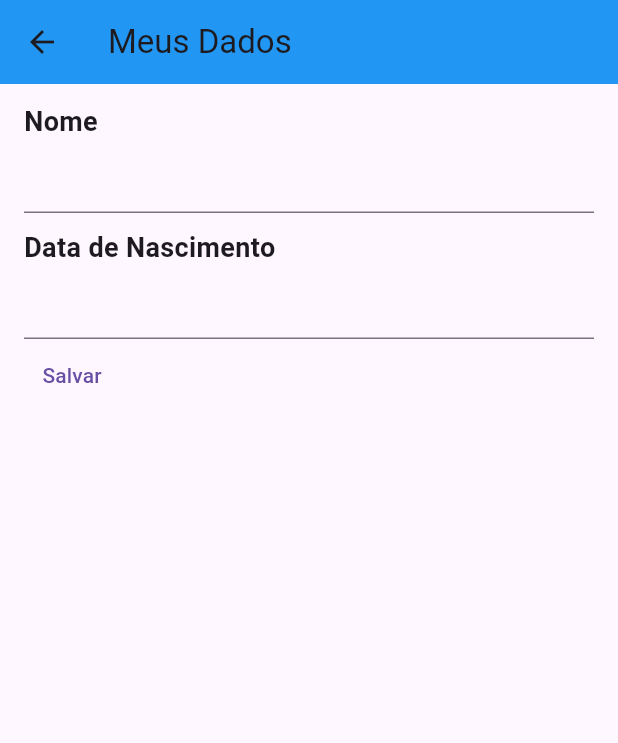
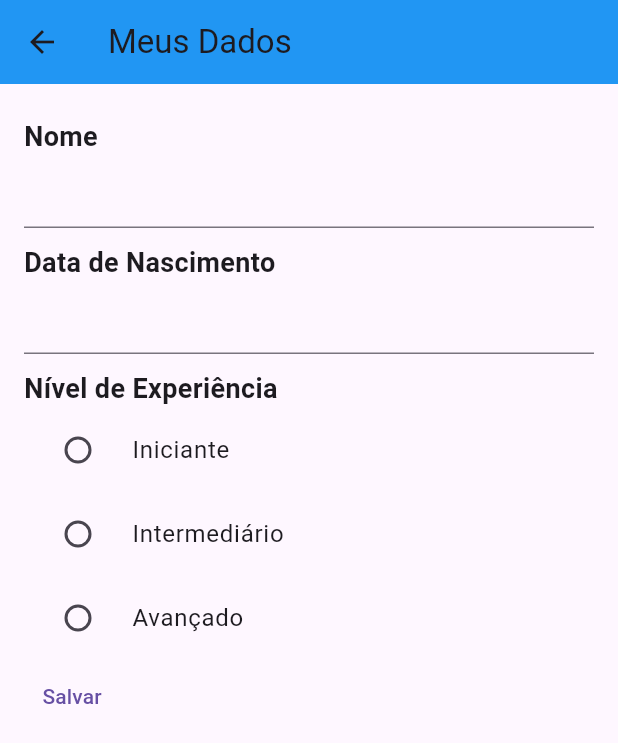
Before and after one commit to leofsousa/flutter-project-dio, a Flutter app: the DadosCadastraisPage screen opened directly, on a phone screen of 412 x 824 dp. Shown: the top 743 px of the screen. Run offline on Flutter 3.47's test engine with Material 3 defaults, Android fonts, the phone set to English and light mode, and no system bars; network calls fail.

Commit message:
aula 3, bloco 3

```diff
--- a/flutter_apk_1/lib/pages/dados_cadastrais.dart
+++ b/flutter_apk_1/lib/pages/dados_cadastrais.dart
@@ -1,4 +1,5 @@
 import 'package:flutter/material.dart';
+import 'package:flutter_apk_1/repositories/nivel_repository.dart';
 import 'package:flutter_apk_1/shared/widgets/text_label.dart';
 
 class DadosCadastraisPage extends StatefulWidget {
@@ -12,6 +13,15 @@ class _DadosCadastraisPageState extends State<DadosCadastraisPage> {
   var nomeController = TextEditingController(text: '');
   var dataNacimentoController = TextEditingController(text: '');
   DateTime? dataNacimento;
+  var nivelRepository = NivelRepository();
+  var niveis = [];
+  var nivelSelecionado = "";
+
+  @override
+  void initState() {
+    niveis = nivelRepository.retornaNiveis();
+    super.initState();
+  }
 
   @override
   Widget build(BuildContext context) {
@@ -28,11 +38,9 @@ class _DadosCadastraisPageState extends State<DadosCadastraisPage> {
             TextField(
               controller: nomeController,
             ),
-            const SizedBox(
-              height: 10,
+            const TextLabel(
+              texto: "Data de Nascimento",
             ),
-            const TextLabel(texto: "Data de Nascimento",)
-            ,
             TextField(
               controller: dataNacimentoController,
               readOnly: true,
@@ -42,11 +50,27 @@ class _DadosCadastraisPageState extends State<DadosCadastraisPage> {
                     initialDate: DateTime(2000, 1, 1),
                     firstDate: DateTime(1900, 1, 1),
                     lastDate: DateTime(2023, 10, 20));
-                if(data != null){
+                if (data != null) {
                   dataNacimentoController.text = data.toString();
                   dataNacimento = data;
-                };
+                }
               },
+            ),
+            const TextLabel(texto: "Nível de Experiência"),
+            Column(
+              children: niveis
+                  .map((nivel) => RadioListTile(
+                      title: Text(nivel.toString()),
+                      selected: nivelSelecionado == nivel,
+                      value: nivel.toString(),
+                      groupValue: nivelSelecionado,
+                      onChanged: (value) {
+                        print(value);
+                        setState(() {
+                          nivelSelecionado = value.toString();
+                        });
+                      }))
+                  .toList(),
             ),
             TextButton(
                 onPressed: () {
--- /dev/null
+++ b/flutter_apk_1/lib/repositories/nivel_repository.dart
@@ -0,0 +1,5 @@
+class NivelRepository {
+  List<String> retornaNiveis() {
+    return ["Iniciante", "Intermediário", "Avançado"];
+  }
+}
--- a/flutter_apk_1/lib/shared/widgets/text_label.dart
+++ b/flutter_apk_1/lib/shared/widgets/text_label.dart
@@ -6,9 +6,12 @@ class TextLabel extends StatelessWidget {
 
   @override
   Widget build(BuildContext context) {
-    return Text(
-      texto,
-      style: const TextStyle(fontSize: 18, fontWeight: FontWeight.bold),
+    return Container(
+      margin: const EdgeInsets.only(top: 10),
+      child: Text(
+        texto,
+        style: const TextStyle(fontSize: 18, fontWeight: FontWeight.bold),
+      ),
     );
   }
 }
```
